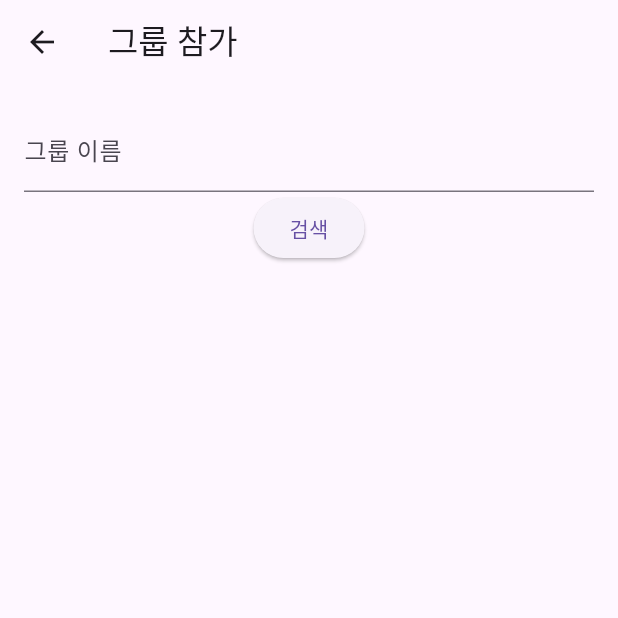
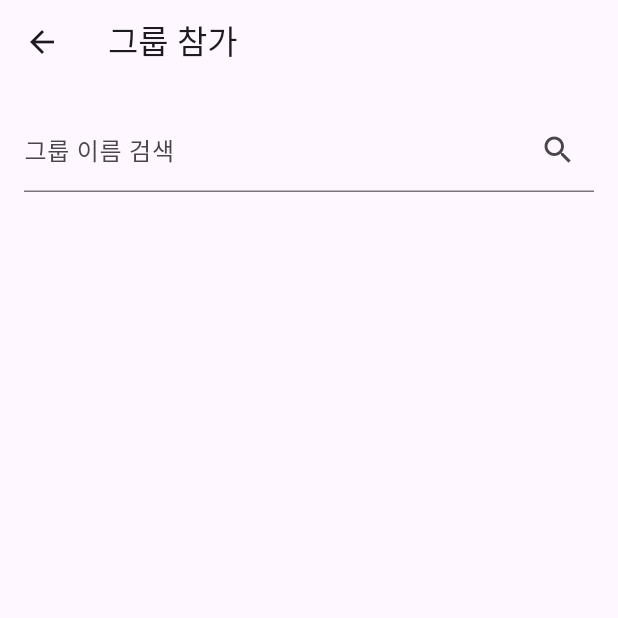
Before and after one commit to oneStepHank/DAHAM, a Flutter app: the GroupJoinPage screen opened directly, on a phone screen of 412 x 824 dp, the top half of it. Run offline on Flutter 3.47's test engine with Material 3 defaults, Android fonts, the light colour scheme and no system bars; our stand-ins replace firebase_auth, firebase_core, google_sign_in; accounts and stored records are empty; network calls fail.

Commit message:
feat: 그룹 페이지, 나의 그룹 페이지, 그룹 참가 구현

```diff
--- a/daham/lib/Pages/Group/group_join.dart
+++ b/daham/lib/Pages/Group/group_join.dart
@@ -1,56 +1,96 @@
 import 'package:flutter/material.dart';
 import 'package:provider/provider.dart';
-import 'package:daham/provider/group_provider.dart';
+import 'package:daham/Provider/group_provider.dart';
+import 'package:daham/Data/group.dart';
+import 'group_detail.dart';
 
 class GroupJoinPage extends StatefulWidget {
+  const GroupJoinPage({super.key});
+
   @override
-  _GroupJoinPageState createState() => _GroupJoinPageState();
+  State<GroupJoinPage> createState() => _GroupJoinPageState();
 }
 
 class _GroupJoinPageState extends State<GroupJoinPage> {
   final _searchController = TextEditingController();
-  String? foundGroupId;
+  Group? _foundGroup;
+  final String _currentUserId =
+      'myUserId'; // ⚠️ 추후 FirebaseAuth 등으로 실제 로그인된 유저 ID 대체
 
   @override
   Widget build(BuildContext context) {
-    final provider = Provider.of<GroupProvider>(context);
+    final groupProvider = Provider.of<GroupProvider>(context);
 
     return Scaffold(
-      appBar: AppBar(title: Text('그룹 참가')),
+      appBar: AppBar(title: const Text('그룹 참가')),
       body: Padding(
-        padding: EdgeInsets.all(16),
+        padding: const EdgeInsets.all(16),
         child: Column(
           children: [
             TextField(
               controller: _searchController,
-              decoration: InputDecoration(labelText: '그룹 이름'),
+              decoration: const InputDecoration(
+                labelText: '그룹 이름 검색',
+                suffixIcon: Icon(Icons.search),
+              ),
+              onSubmitted: (value) {
+                final result = groupProvider.searchGroupByName(value);
+                setState(() {
+                  _foundGroup = result;
+                });
+              },
             ),
-            ElevatedButton(
-              onPressed: () {
-                final group = provider.searchGroupByName(
-                  _searchController.text,
-                );
-                if (group != null) {
-                  setState(() => foundGroupId = group.id);
-                } else {
-                  setState(() => foundGroupId = null);
-                }
-              },
-              child: Text('검색'),
-            ),
-            if (foundGroupId != null)
-              ElevatedButton(
-                onPressed: () {
-                  provider.joinGroup(foundGroupId!, 'sampleUserId');
-                  ScaffoldMessenger.of(
-                    context,
-                  ).showSnackBar(SnackBar(content: Text('참가 완료')));
-                  Navigator.pop(context);
-                },
-                child: Text('참가하기'),
+            const SizedBox(height: 24),
+            if (_foundGroup != null)
+              Card(
+                margin: const EdgeInsets.symmetric(vertical: 8),
+                child: Padding(
+                  padding: const EdgeInsets.all(16),
+                  child: Column(
+                    crossAxisAlignment: CrossAxisAlignment.start,
+                    children: [
+                      Text(
+                        _foundGroup!.title,
+                        style: const TextStyle(
+                          fontSize: 18,
+                          fontWeight: FontWeight.bold,
+                        ),
+                      ),
+                      const SizedBox(height: 8),
+                      Text(_foundGroup!.description),
+                      const SizedBox(height: 8),
+                      Text(
+                        '참여 인원: ${_foundGroup!.members.length} / ${_foundGroup!.maxMembers}',
+                      ),
+                      const SizedBox(height: 16),
+                      _foundGroup!.members.contains(_currentUserId)
+                          ? const Text(
+                            '✅ 이미 속한 그룹입니다',
+                            style: TextStyle(color: Colors.grey),
+                          )
+                          : ElevatedButton(
+                            onPressed: () {
+                              groupProvider.joinGroup(
+                                _foundGroup!.id,
+                                _currentUserId,
+                              );
+                              Navigator.pushReplacement(
+                                context,
+                                MaterialPageRoute(
+                                  builder:
+                                      (_) =>
+                                          GroupDetailPage(group: _foundGroup!),
+                                ),
+                              );
+                            },
+                            child: const Text('그룹 가입하기'),
+                          ),
+                    ],
+                  ),
+                ),
               )
             else if (_searchController.text.isNotEmpty)
-              Text('그룹을 찾을 수 없습니다.'),
+              const Text('❌ 해당 이름의 그룹을 찾을 수 없습니다'),
           ],
         ),
       ),
--- a/daham/lib/main.dart
+++ b/daham/lib/main.dart
@@ -1,10 +1,9 @@
 import 'package:daham/Appstate/appstate.dart';
-import 'package:daham/Pages/Group/group_list.dart';
+import 'package:daham/Pages/Group/group_list_page.dart';
 import 'package:daham/Pages/Login/login.dart';
 import 'package:daham/Pages/test/home_page.dart';
 import 'package:daham/Provider/group_provider.dart';
 import 'package:daham/firebase_options.dart';
-import 'package:firebase_auth/firebase_auth.dart';
 import 'package:firebase_core/firebase_core.dart';
 import 'package:flutter/material.dart';
 import 'package:provider/provider.dart';
@@ -54,7 +53,7 @@ class Daham extends StatelessWidget {
           routes: {
             '/sign': (context) => Login(),
             '/': (context) => HomePage(),
-            '/group': (context) => GroupPage(),
+            '/group': (context) => GroupListPage(),
           },
         );
       },
```
Also changed, not shown: daham/lib/Pages/Group/all_group_page.dart (added, +34 -0 lines), daham/lib/Pages/Group/group_create.dart (+17 -12 lines), daham/lib/Pages/Group/group_detail.dart (+31 -5 lines), daham/lib/Pages/Group/group_list.dart (deleted, +0 -103 lines), daham/lib/Pages/Group/group_list_page.dart (added, +67 -0 lines), daham/lib/Pages/Group/my_group_page.dart (added, +39 -0 lines), daham/pubspec.lock, 1 other file.
